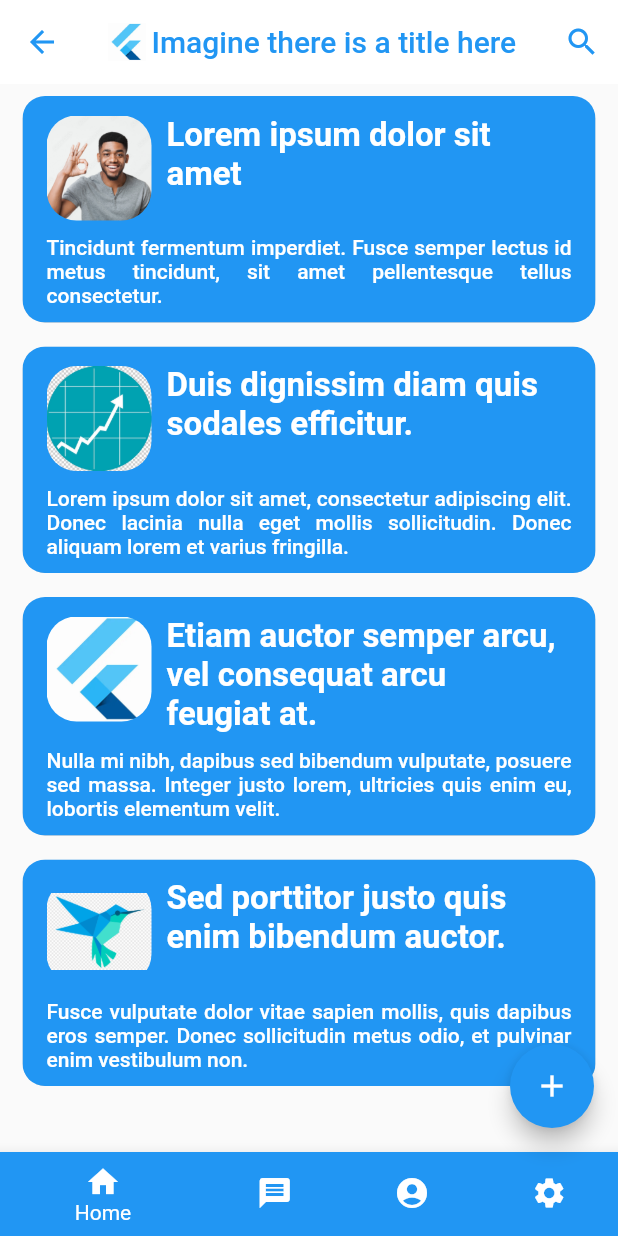
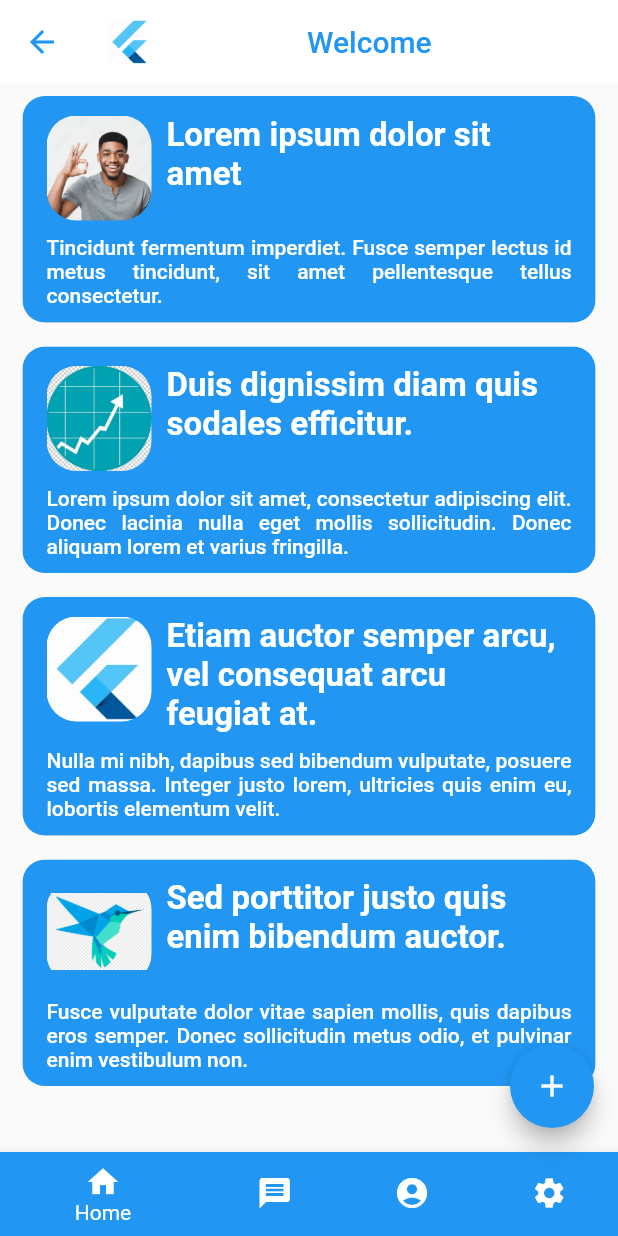
Before and after one commit to NedimKunovac/graduation_project, a Flutter app: the Dashboard screen opened directly, on a phone screen of 412 x 824 dp. Run offline on Flutter 3.47's test engine with Material 2 defaults, Android fonts, the phone set to English and light mode, and no system bars; drawn by our look-alikes of easy_search_bar; our stand-ins replace firebase_auth, firebase_core; accounts and stored records are empty.

Commit message:
Added Login Functionality using Firebase Auth

```diff
--- a/lib/dashboard.dart
+++ b/lib/dashboard.dart
@@ -22,9 +22,11 @@ Unique signature, totally not copied from random website
 ⠀⠀⠀⠀⠀⠀⠀⠈⠛⠻⠿⠿⠿⠿⠋⠁⠀
 */
 //Import statements
+import 'package:firebase_core/firebase_core.dart';
 import 'package:flutter/material.dart';
 import 'advertisementWidget.dart';
 import 'package:easy_search_bar/easy_search_bar.dart';
+import 'package:firebase_auth/firebase_auth.dart';
 
 generateAds() {
   List<Widget> genAds = [];
@@ -90,12 +92,19 @@ class _DashboardState extends State<Dashboard> {
     ),
     Center(child: Text('Imagine you can see some messages')),
     Center(child: Text('Imagine you can see a profile')),
-    Center(child: Text('Imagine you can see some settings')),
+    Column(
+      children: [
+        Center(
+            child: ElevatedButton(
+                onPressed: () => FirebaseAuth.instance.signOut(),
+                child: Text('Sign out')))
+      ],
+    ),
   ];
 
   Widget build(BuildContext context) {
     return Scaffold(
-      appBar: EasySearchBar(
+      appBar: AppBar(
         backgroundColor: Colors.white,
         elevation: 0.0,
         foregroundColor: Colors.blue,
@@ -110,11 +119,12 @@ class _DashboardState extends State<Dashboard> {
           ),
           Expanded(
             flex: 10,
-              child: Center(child: Text('Imagine there is a title here')),
+            child: Center(
+                child: Text(
+                    'Welcome ${FirebaseAuth.instance.currentUser?.email}')),
           ),
         ]),
-          onSearch: (value) => setState(() => searchValue = value),
-          suggestions: _suggestions),
+      ),
       body: Container(child: _widgetOptions.elementAt(_selectedIndex)),
       bottomNavigationBar: BottomNavigationBar(
         items: const <BottomNavigationBarItem>[
```
Also changed, not shown: lib/login.dart (+70 -12 lines), 2 other files. Lines whose indentation alone changed are shown as unchanged.
